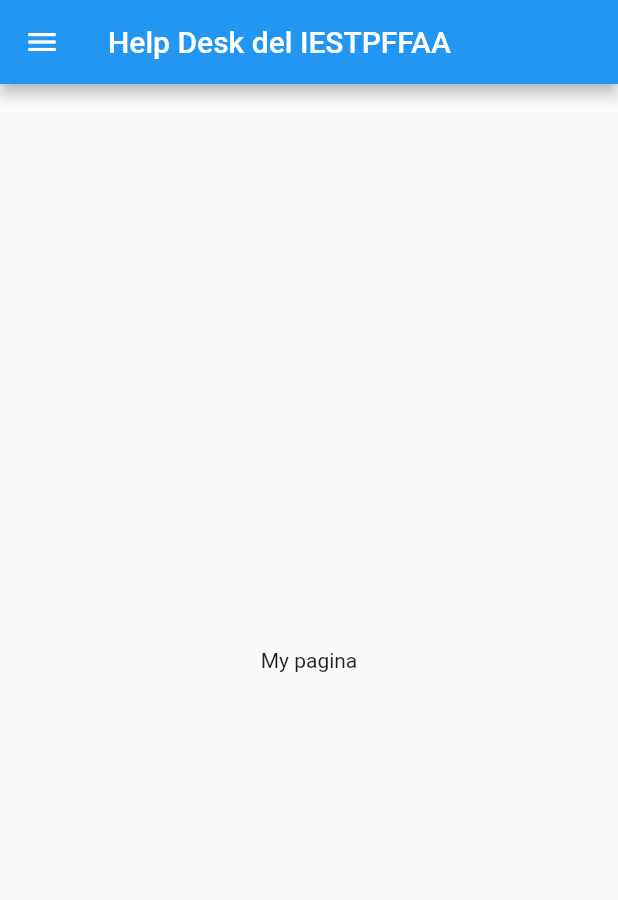
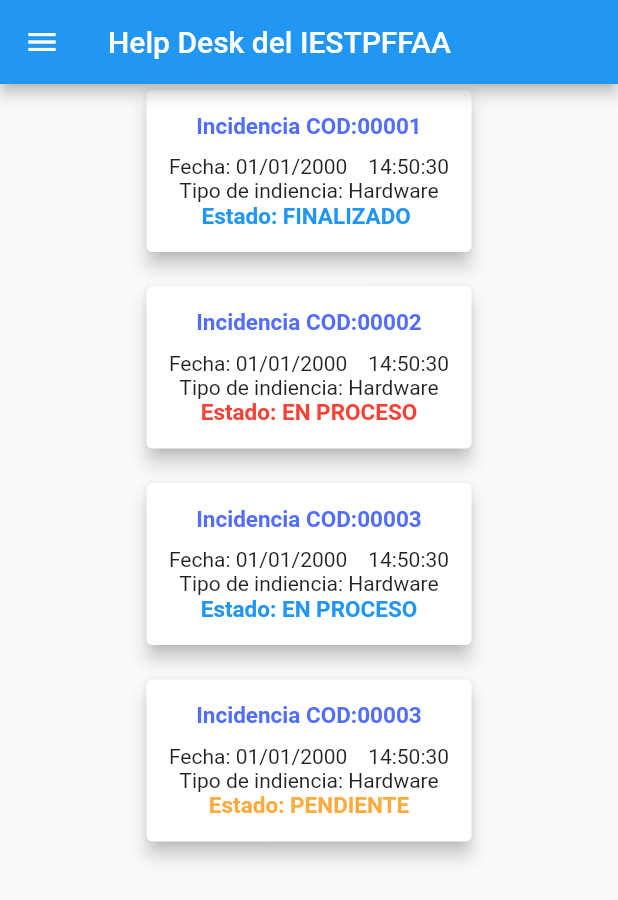
Before and after one commit to GM-DC/AppMovil, a Flutter app: the home screen opened by its route, on a phone screen of 412 x 824 dp. Shown: the top 900 px of the screen. Run offline on Flutter 3.47's test engine with Material 2 defaults, Android fonts, the phone set to English and light mode, and no system bars.

Commit message:
Proyecto total

```diff
--- a/lib/src/historial.dart
+++ b/lib/src/historial.dart
@@ -9,9 +9,41 @@ class Historial extends StatelessWidget {
         title: Text('Help Desk del IESTPFFAA'),
       ),
       body: Center(
-        child: Text("My pagina"),
+        child: Column(
+          children: [
+            _targeta1(),
+            SizedBox(height: 15),
+            _targeta1(),
+            SizedBox(height: 15),
+          ],
+        ),
       ),
       drawer: cajaOpciones(context),
     );
   }
+
+
+    Widget _targeta1() {
+    return Card(
+      elevation: 5,
+      child: Container(
+        padding: EdgeInsets.all(15),
+        child: Column(
+          children: [
+            Text("Incidencia COD:00002", style: TextStyle( fontWeight: FontWeight.bold, fontSize: 15, color: Colors.indigoAccent)),
+            SizedBox(height: 10),
+            Text('Fecha: 01/01/2000    14:50:30'),
+            Text('Tipo de indiencia: Hardware'),
+            Text('Estado: EN PROCESO', style: TextStyle( fontWeight: FontWeight.bold, fontSize: 15, color: Colors.red)),
+          ],
+        ),
+      ),
+    );
+  }
+
+
+
+
+
+
 }
--- a/lib/src/home.dart
+++ b/lib/src/home.dart
@@ -9,13 +9,92 @@ class home extends StatelessWidget {
         title: Text('Help Desk del IESTPFFAA'),
       ),
       body: Center(
-        child: Text("My pagina"),
+        child: Column(
+          children: [
+            _targeta(),
+            SizedBox(height: 15),
+            _targeta1(),
+            SizedBox(height: 15),
+            _targeta2(),
+            SizedBox(height: 15),
+            _targeta3(),
+          ],
+        ),
       ),
       drawer: cajaOpciones(context),
     );
   }
 
   Widget _targeta() {
-    return Card();
+    return Card(
+      elevation: 5,
+      child: Container(
+        padding: EdgeInsets.all(15),
+        child: Column(
+          children: [
+            Text("Incidencia COD:00001", style: TextStyle( fontWeight: FontWeight.bold, fontSize: 15, color: Colors.indigoAccent)),
+            SizedBox(height: 10),
+            Text('Fecha: 01/01/2000    14:50:30'),
+            Text('Tipo de indiencia: Hardware'),
+            Text('Estado: FINALIZADO ', style: TextStyle( fontWeight: FontWeight.bold, fontSize: 15, color: Colors.blue)),
+          ],
+        ),
+      ),
+    );
   }
+
+  Widget _targeta1() {
+    return Card(
+      elevation: 5,
+      child: Container(
+        padding: EdgeInsets.all(15),
+        child: Column(
+          children: [
+            Text("Incidencia COD:00002", style: TextStyle( fontWeight: FontWeight.bold, fontSize: 15, color: Colors.indigoAccent)),
+            SizedBox(height: 10),
+            Text('Fecha: 01/01/2000    14:50:30'),
+            Text('Tipo de indiencia: Hardware'),
+            Text('Estado: EN PROCESO', style: TextStyle( fontWeight: FontWeight.bold, fontSize: 15, color: Colors.red)),
+          ],
+        ),
+      ),
+    );
+  }
+
+  Widget _targeta2() {
+    return Card(
+      elevation: 5,
+      child: Container(
+        padding: EdgeInsets.all(15),
+        child: Column(
+          children: [
+            Text("Incidencia COD:00003", style: TextStyle( fontWeight: FontWeight.bold, fontSize: 15, color: Colors.indigoAccent)),
+            SizedBox(height: 10),
+            Text('Fecha: 01/01/2000    14:50:30'),
+            Text('Tipo de indiencia: Hardware'),
+            Text('Estado: EN PROCESO', style: TextStyle( fontWeight: FontWeight.bold, fontSize: 15, color: Colors.blue)),
+          ],
+        ),
+      ),
+    );
+  }
+
+  Widget _targeta3() {
+    return Card(
+      elevation: 5,
+      child: Container(
+        padding: EdgeInsets.all(15),
+        child: Column(
+          children: [
+            Text("Incidencia COD:00003", style: TextStyle( fontWeight: FontWeight.bold, fontSize: 15, color: Colors.indigoAccent)),
+            SizedBox(height: 10),
+            Text('Fecha: 01/01/2000    14:50:30'),
+            Text('Tipo de indiencia: Hardware'),
+            Text('Estado: PENDIENTE', style: TextStyle( fontWeight: FontWeight.bold, fontSize: 15, color: Colors.orangeAccent)),
+          ],
+        ),
+      ),
+    );
+  }
+
 }
```
